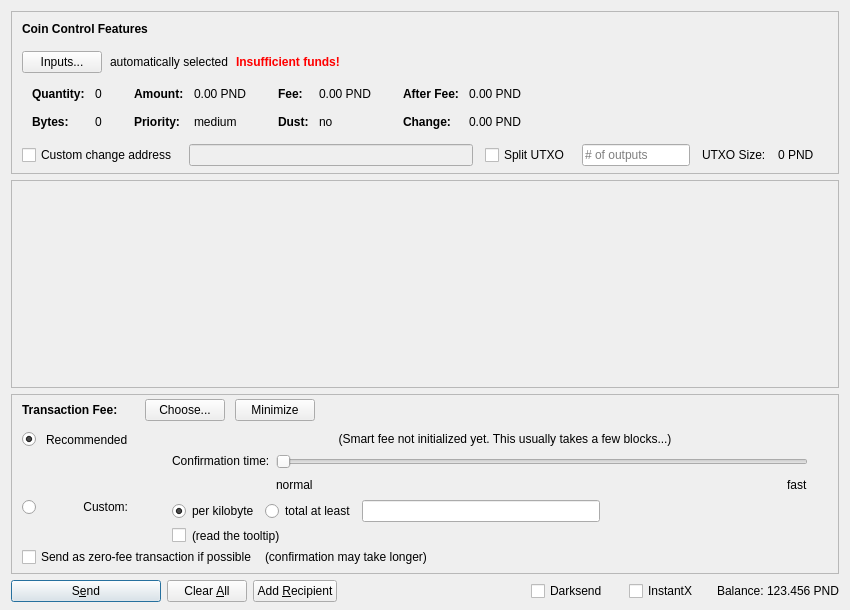
Before: the Qt Designer form src/qt/forms/sendcoinsdialog.ui in cryptoghass/source-V1.2, drawn with Qt 5.
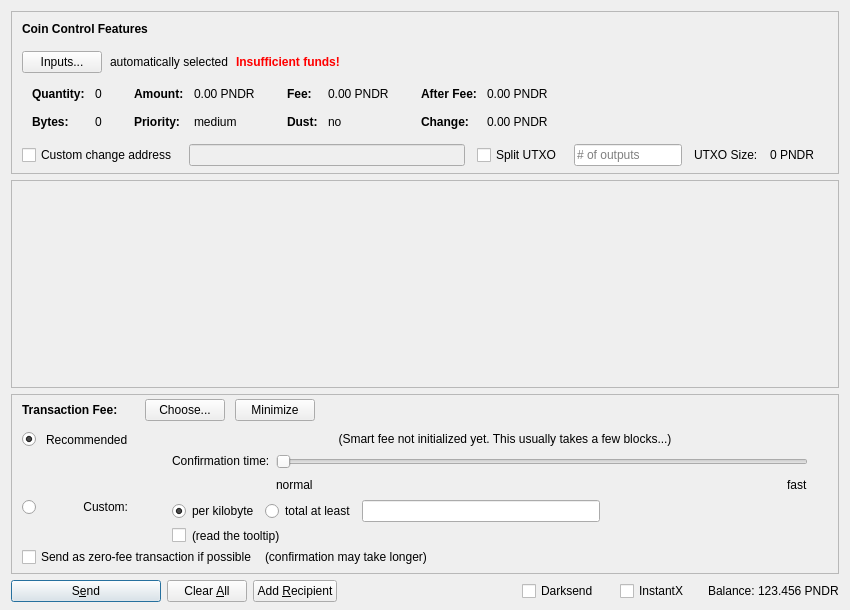
After: the same form once the commit is applied. Icons and pictures are not drawn. Custom widgets are drawn as their Qt base class.

What changed in the file:
```diff
--- a/src/qt/forms/sendcoinsdialog.ui
+++ b/src/qt/forms/sendcoinsdialog.ui
@@ -324,7 +324,7 @@
                   <enum>Qt::ActionsContextMenu</enum>
                  </property>
                  <property name="text">
-                  <string notr="true">0.00 PND</string>
+                  <string notr="true">0.00 PNDR</string>
                  </property>
                  <property name="textInteractionFlags">
                   <set>Qt::LinksAccessibleByMouse|Qt::TextSelectableByKeyboard|Qt::TextSelectableByMouse</set>
@@ -404,7 +404,7 @@
                   <enum>Qt::ActionsContextMenu</enum>
                  </property>
                  <property name="text">
-                  <string notr="true">0.00 PND</string>
+                  <string notr="true">0.00 PNDR</string>
                  </property>
                  <property name="textInteractionFlags">
                   <set>Qt::LinksAccessibleByMouse|Qt::TextSelectableByKeyboard|Qt::TextSelectableByMouse</set>
@@ -484,7 +484,7 @@
                   <enum>Qt::ActionsContextMenu</enum>
                  </property>
                  <property name="text">
-                  <string notr="true">0.00 PND</string>
+                  <string notr="true">0.00 PNDR</string>
                  </property>
                  <property name="textInteractionFlags">
                   <set>Qt::LinksAccessibleByMouse|Qt::TextSelectableByKeyboard|Qt::TextSelectableByMouse</set>
@@ -513,7 +513,7 @@
                   <enum>Qt::ActionsContextMenu</enum>
                  </property>
                  <property name="text">
-                  <string notr="true">0.00 PND</string>
+                  <string notr="true">0.00 PNDR</string>
                  </property>
                  <property name="textInteractionFlags">
                   <set>Qt::LinksAccessibleByMouse|Qt::TextSelectableByKeyboard|Qt::TextSelectableByMouse</set>
@@ -594,7 +594,7 @@
           <item>
            <widget class="QLabel" name="labelBlockSize">
             <property name="text">
-             <string>0 PND</string>
+             <string>0 PNDR</string>
             </property>
            </widget>
           </item>
@@ -1435,7 +1435,7 @@
           <cursorShape>IBeamCursor</cursorShape>
          </property>
          <property name="text">
-          <string notr="true">123.456 PND</string>
+          <string notr="true">123.456 PNDR</string>
          </property>
          <property name="textInteractionFlags">
           <set>Qt::LinksAccessibleByMouse|Qt::TextSelectableByKeyboard|Qt::TextSelectableByMouse</set>
```
Left out of the diff: 8 changed lines with no effect on the pictures.
